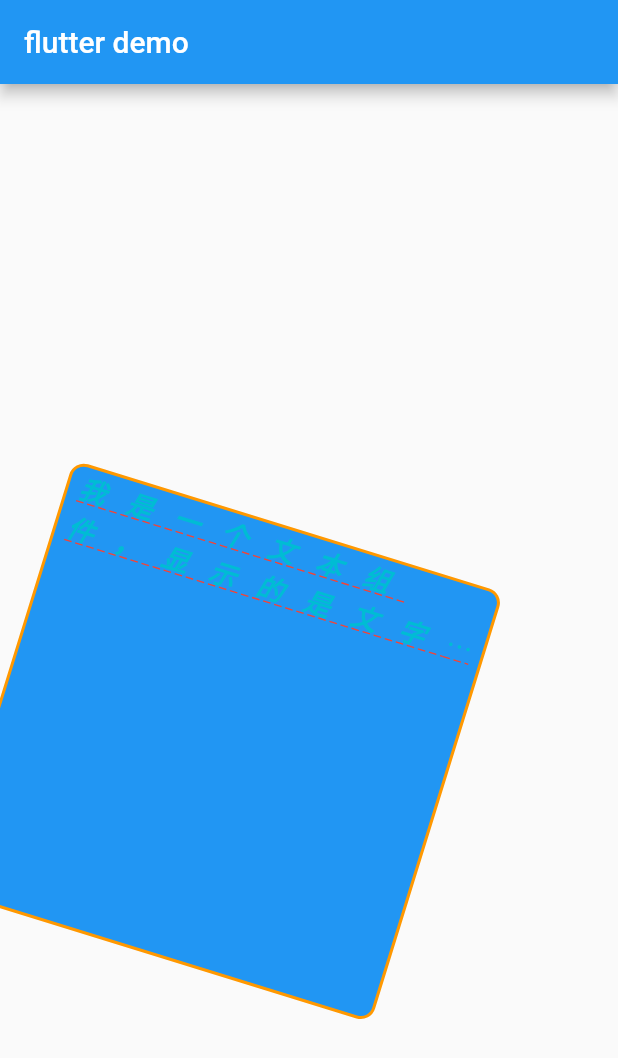
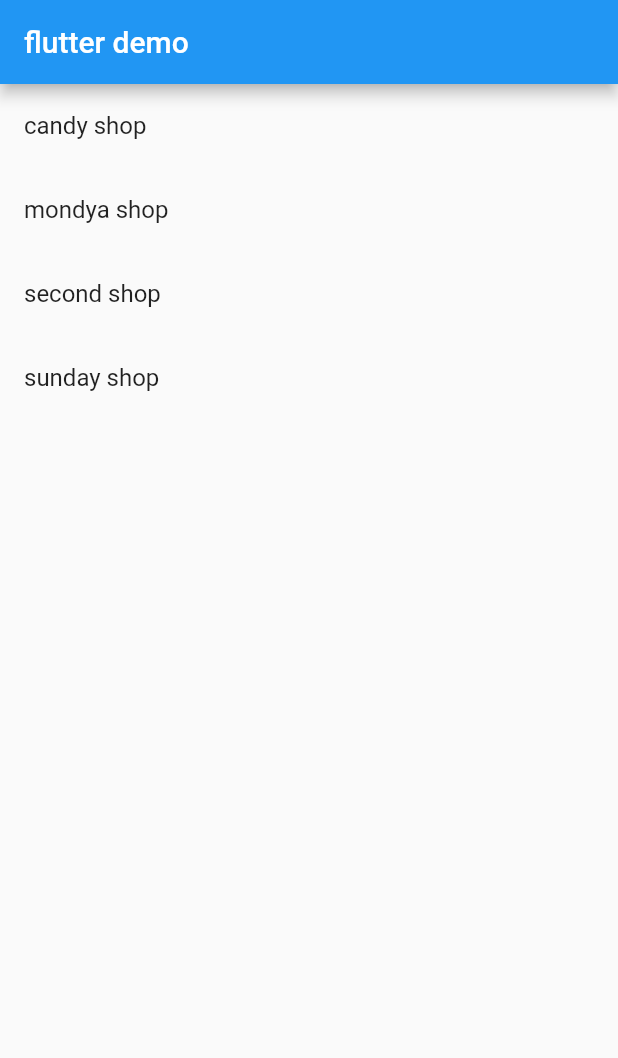
Before and after one commit to mister-liujie/FlutterDemo, a Flutter app: the screen it shows after launch, on a phone screen of 412 x 824 dp. Shown: the top 1058 px of the screen. Run offline on Flutter 3.47's test engine with Material 2 defaults, Android fonts, the phone set to English and light mode, and no system bars.

Commit message:
listView

```diff
--- a/lib/main.dart
+++ b/lib/main.dart
@@ -1,4 +1,6 @@
 import 'package:flutter/material.dart';
+
+import 'res/listData.dart';
 
 //main 文件的基础语法
 
@@ -32,67 +34,194 @@ class MyApp extends StatelessWidget {
   }
 }
 
+// https://www.itying.com/images/flutter/1.png
 
+//
 class HomeContent extends StatelessWidget{
+
+  List list = new List();
+  HomeContent(){
+    for (var i = 0; i < 20; i++) {
+      // this.list.add(ListTile(
+      //     title:Text('这是一个第$i个文本'),
+      //   )
+      // );
+      this.list.add('这是一个第$i个文本');
+    }
+  }
+
+  Widget _getListData(context,index){
+
+    return ListTile(
+      title: Text(listData[index]['title']),
+    );
+  }
+
+
+  List<Widget> _getData(){
+    var tempList = listData.map((value){
+       return ListTile(
+         title:Text(value['title']),
+         subtitle: Text(value['auther']),
+         leading: Image.network(value['imageurl']),
+       );
+    });
+    return tempList.toList();
+
+    // List<Widget> list = new List();
+    // for (var i = 0; i < 20; i++) {
+    //   list.add(
+    //     ListTile(
+    //       title:Text('这是一个第$i个文本')
+    //     )
+    //   );
+    // }
+    // return list;
+
+    // return [
+    //   ListTile(
+    //     title: Text('我是一个标题'),
+    //   ),
+    //    ListTile(
+    //     title: Text('我是一个标题'),
+    //   ),
+    //    ListTile(
+    //     title: Text('我是一个标题'),
+    //   ),
+    //   ListTile(
+    //     title: Text('我是一个标题'),
+    //   )
+    // ];
+  }
+
   @override
   Widget build(BuildContext context) {
     // TODO: implement build
-    return Center(
-        //Container 是个容器组件 类似div 容器组件
-        //flutter 中的所有数字 都是double 类型
-        child: Container(
-           child: Text(
-             '我是一个文本组件，显示的是文字的内容，这是一个组件，下面都是组件的属性',
-             textAlign: TextAlign.left,
-             overflow: TextOverflow.ellipsis,
-             maxLines: 2,
-             //文字行高
-             textScaleFactor: 1.8,
-             style: TextStyle(
-               fontSize: 10.0,
-               color: Colors.cyan,
-               fontWeight: FontWeight.w800,
-               fontStyle: FontStyle.italic,
-               decoration: TextDecoration.underline,
-               decorationColor: Colors.red,
-               decorationStyle: TextDecorationStyle.dashed,
-               //字体间隔
-               letterSpacing: 15.0
+    // return Text(
+    //     '你好 flutter '
+    // );
 
-             ),
 
-           ),
-           width: 300.0,
-           height: 300.0,
+    return ListView.builder(
+          itemCount: listData.length,
+          //这个方法要注意 后面不带（）  是直接执行的意思
+          itemBuilder: this._getListData
+          /*
+          itemBuilder: (context,index){
+            // return this.list[index];
+            //  return ListTile(
+            //    title: Text(listData[index]["title"])
+            //  );
+            // return _getData()[index];
+          }
+          */
+    );
 
-           decoration: BoxDecoration(
-             color: Colors.blue,
-             border: Border.all(
-               color: Colors.orange,
-               width: 2.0,
-             ),
-            //  borderRadius: BorderRadius.circular(20)
-             borderRadius: BorderRadius.all(
-               Radius.circular(10),
-                // Radius.circular(150)
-             )
-           ),
-          //  padding: EdgeInsets.all(
-          //    20
-          //  ),
-          //  padding: EdgeInsets.fromLTRB(10, 20, 30, 40),
-           margin: EdgeInsets.fromLTRB(10, 30, 5, 0),
-           transform: Matrix4.rotationZ(0.3),
 
+    // return ListView.builder(
+    //       itemCount: this.list.length,
+    //       itemBuilder: (context,index){
+    //         // return this.list[index];
+    //          return ListTile(
+    //            title: Text(this.list[index])
+    //          );
+    //       }
+    // );
+
+  //  return ListView(
+  //    children: this._getData()
+  //  );
+
+
+
+    /*
+    return Container(
+      height: 180.0,
+      child: ListView(
+        scrollDirection: Axis.horizontal,
+        children: <Widget>[
+          Container(
+            width: 180.0,
+            color: Colors.red,
+          ),
+          Container(
+            width: 180.0,
+            color: Colors.orange,
+            child: ListView(
+              // children: <Widget>[]
+              children: <Widget>[
+                 Image.network('https://www.itying.com/images/flutter/1.png'),
+                 Text('我是一个文本')
+              ],
+            )
+          )
+        ],
+      ),
+    );
+    */
+
+    /*
+    return ListView(
+      padding: EdgeInsets.all(10),
+      children: <Widget>[
+        Container(
+          width: 180.0,
+          height: 180.0,
+          color: Colors.green,
         ),
-    //  child: Text(
-    //    "这是一个标题11",
-    //    textDirection: TextDirection.ltr,
-    //    style: TextStyle(
-    //      color: Colors.yellow,
-    //      fontSize: 40.0,
-    //    ) ,
-    //  ),
-    );
+        Container(
+          width: 180.0,
+          height: 180.0,
+          color: Colors.red,
+        ),
+        Container(
+          width: 180.0,
+          height: 180.0,
+          color: Colors.blue,
+        ),
+        Container(
+          width: 180.0,
+          height: 180.0,
+          color: Colors.orange,
+        ),
+        Container(
+          width: 180.0,
+          height: 180.0,
+          color: Colors.cyan,
+        ),
+
+      ],
+      */
+
+      /*  带视图的列表
+      children: <Widget>[
+        Image.network('https://www.itying.com/images/flutter/1.png'),
+        Container(
+          child: Text(
+            '我是一个标题',
+            textAlign: TextAlign.center,
+            style: TextStyle(
+              fontSize: 18,
+            ),
+          ),
+          height: 40,
+          padding: EdgeInsets.fromLTRB(0 , 10, 0, 10),
+        ),
+
+        Image.network('https://www.itying.com/images/flutter/1.png'),
+        Container(
+          child: Text(
+            '我是一个标题',
+            textAlign: TextAlign.center,
+            style: TextStyle(
+              fontSize: 18,
+            ),
+          ),
+          height: 40,
+          padding: EdgeInsets.fromLTRB(0 , 10, 0, 10),
+        ),
+
+      ],
+      */
   }
 }
```
